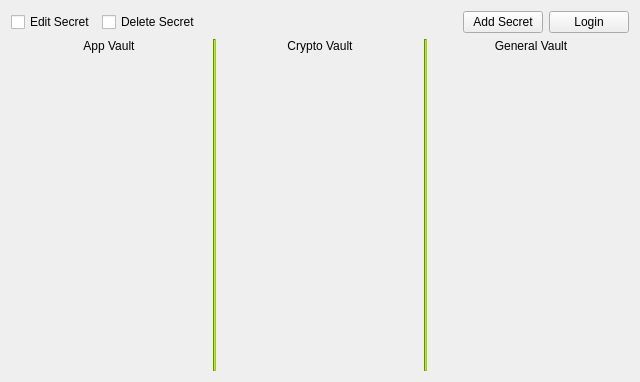
Old version of the form designs/xml/vault_tab.ui in the repository daniel-deru/WorkMate-3.0.
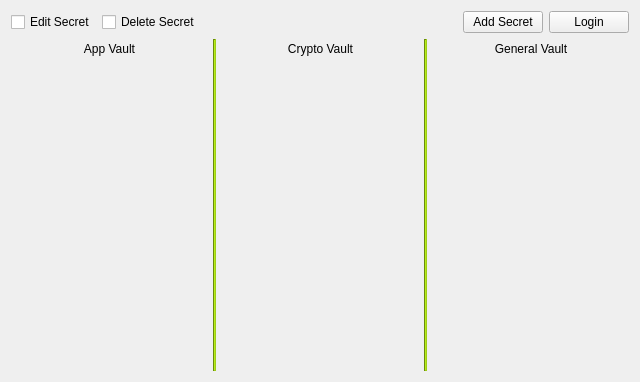
New version of the form.

Commit message: fixed alignment issue on vault tab

```diff
--- a/designs/xml/vault_tab.ui
+++ b/designs/xml/vault_tab.ui
@@ -69,8 +69,35 @@
     <layout class="QHBoxLayout" name="horizontalLayout">
      <item>
       <layout class="QVBoxLayout" name="verticalLayout_2">
+       <property name="sizeConstraint">
+        <enum>QLayout::SetFixedSize</enum>
+       </property>
+       <item>
+        <layout class="QHBoxLayout" name="horizontalLayout_4">
+         <property name="sizeConstraint">
+          <enum>QLayout::SetFixedSize</enum>
+         </property>
+         <item>
+          <spacer name="horizontalSpacer_2">
+           <property name="orientation">
+            <enum>Qt::Horizontal</enum>
+           </property>
+           <property name="sizeHint" stdset="0">
+            <size>
+             <width>40</width>
+             <height>20</height>
+            </size>
+           </property>
+          </spacer>
+         </item>
        <item>
         <widget class="QLabel" name="lbl_app_vault">
+           <property name="sizePolicy">
+            <sizepolicy hsizetype="Fixed" vsizetype="Preferred">
+             <horstretch>0</horstretch>
+             <verstretch>0</verstretch>
+            </sizepolicy>
+           </property>
          <property name="text">
           <string>App Vault</string>
          </property>
@@ -80,6 +107,21 @@
         </widget>
        </item>
        <item>
+          <spacer name="horizontalSpacer_3">
+           <property name="orientation">
+            <enum>Qt::Horizontal</enum>
+           </property>
+           <property name="sizeHint" stdset="0">
+            <size>
+             <width>40</width>
+             <height>20</height>
+            </size>
+           </property>
+          </spacer>
+         </item>
+        </layout>
+       </item>
+       <item>
         <layout class="QVBoxLayout" name="vbox_app_vault"/>
        </item>
        <item>
@@ -121,8 +163,32 @@
      </item>
      <item>
       <layout class="QVBoxLayout" name="verticalLayout_3">
+       <property name="sizeConstraint">
+        <enum>QLayout::SetFixedSize</enum>
+       </property>
+       <item>
+        <layout class="QHBoxLayout" name="horizontalLayout_5">
+         <item>
+          <spacer name="horizontalSpacer_5">
+           <property name="orientation">
+            <enum>Qt::Horizontal</enum>
+           </property>
+           <property name="sizeHint" stdset="0">
+            <size>
+             <width>40</width>
+             <height>20</height>
+            </size>
+           </property>
+          </spacer>
+         </item>
        <item>
         <widget class="QLabel" name="lbl_crypto_vault">
+           <property name="sizePolicy">
+            <sizepolicy hsizetype="Fixed" vsizetype="Preferred">
+             <horstretch>0</horstretch>
+             <verstretch>0</verstretch>
+            </sizepolicy>
+           </property>
          <property name="text">
           <string>Crypto Vault</string>
          </property>
@@ -132,6 +198,21 @@
         </widget>
        </item>
        <item>
+          <spacer name="horizontalSpacer_4">
+           <property name="orientation">
+            <enum>Qt::Horizontal</enum>
+           </property>
+           <property name="sizeHint" stdset="0">
+            <size>
+             <width>40</width>
+             <height>20</height>
+            </size>
+           </property>
+          </spacer>
+         </item>
+        </layout>
+       </item>
+       <item>
         <layout class="QVBoxLayout" name="vbox_crypto_vault"/>
        </item>
        <item>
@@ -170,8 +251,32 @@
      </item>
      <item>
       <layout class="QVBoxLayout" name="verticalLayout_4">
+       <property name="sizeConstraint">
+        <enum>QLayout::SetFixedSize</enum>
+       </property>
+       <item>
+        <layout class="QHBoxLayout" name="horizontalLayout_6">
+         <item>
+          <spacer name="horizontalSpacer_6">
+           <property name="orientation">
+            <enum>Qt::Horizontal</enum>
+           </property>
+           <property name="sizeHint" stdset="0">
+            <size>
+             <width>40</width>
+             <height>20</height>
+            </size>
+           </property>
+          </spacer>
+         </item>
        <item>
         <widget class="QLabel" name="lbl_general_vault">
+           <property name="sizePolicy">
+            <sizepolicy hsizetype="Fixed" vsizetype="Preferred">
+             <horstretch>0</horstretch>
+             <verstretch>0</verstretch>
+            </sizepolicy>
+           </property>
          <property name="text">
           <string>General Vault</string>
          </property>
@@ -179,6 +284,21 @@
           <set>Qt::AlignCenter</set>
          </property>
         </widget>
+         </item>
+         <item>
+          <spacer name="horizontalSpacer_7">
+           <property name="orientation">
+            <enum>Qt::Horizontal</enum>
+           </property>
+           <property name="sizeHint" stdset="0">
+            <size>
+             <width>40</width>
+             <height>20</height>
+            </size>
+           </property>
+          </spacer>
+         </item>
+        </layout>
        </item>
        <item>
         <layout class="QVBoxLayout" name="vbox_general_vault"/>
```
Lines whose indentation alone changed are shown as unchanged. The commit also changes 8 other files.
